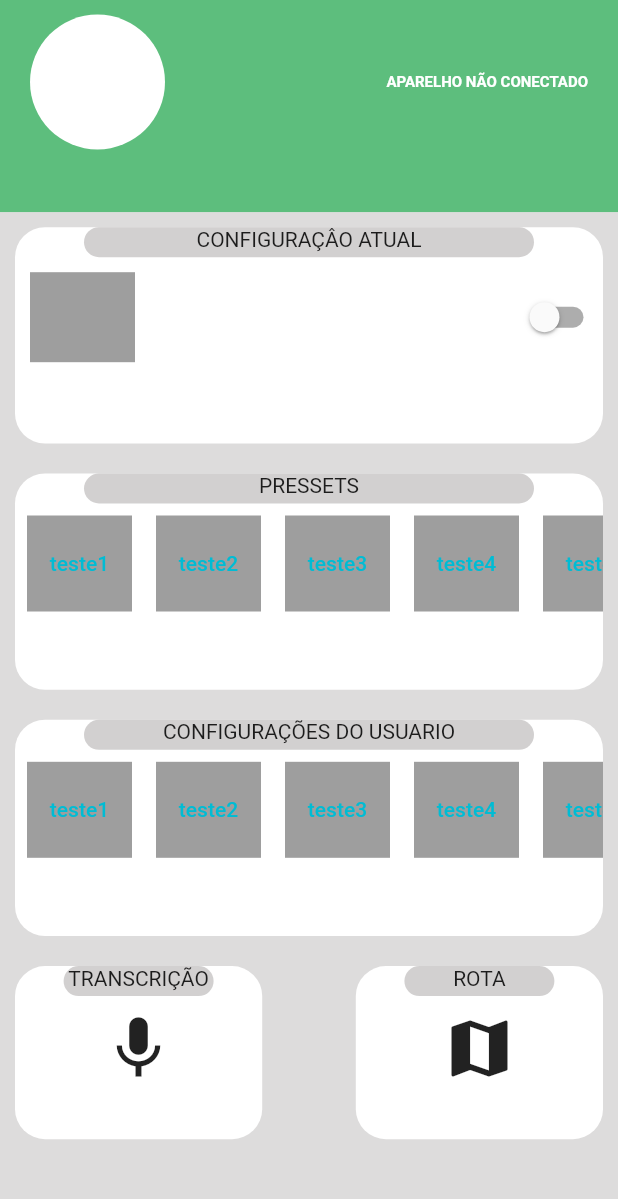
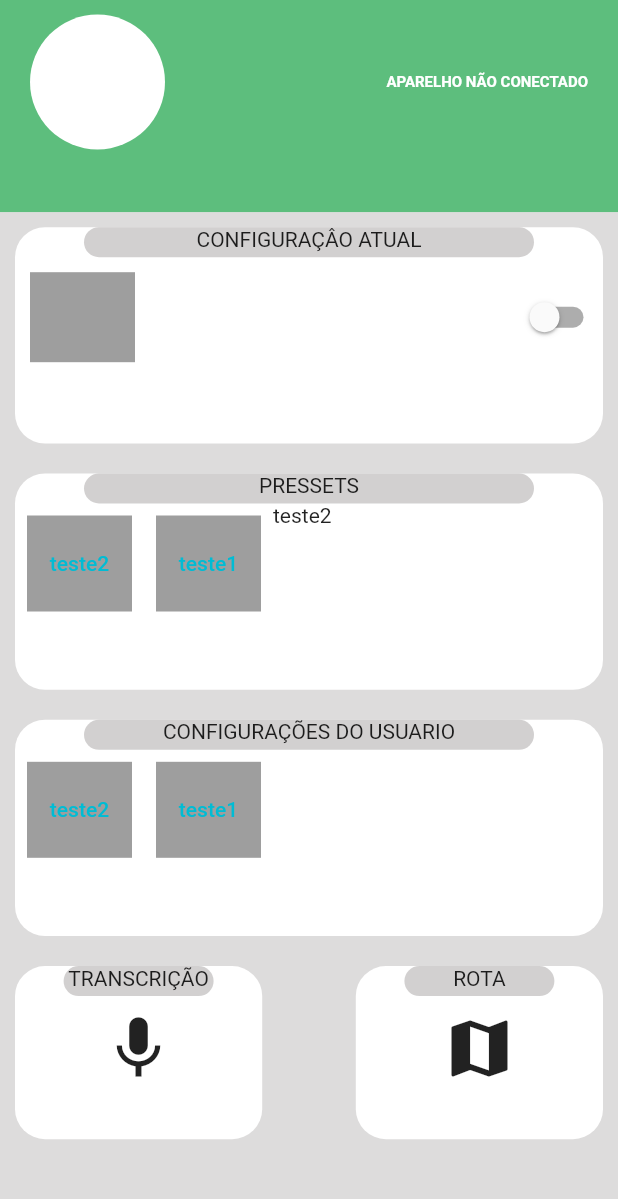
Before and after one commit to ViniDuarte1/UNIAUDI, a Flutter app: the HomePage screen opened by its route, after a tap on "teste2", on a phone screen of 412 x 824 dp, the part 35-1234 px from its top. Run offline on Flutter 3.47's test engine with Material 2 defaults, Android fonts, the phone set to English and light mode, and no system bars; our stand-ins replace get.

Commit message:
enviar selected para info

```diff
--- a/lib/components/option/listoption.dart
+++ b/lib/components/option/listoption.dart
@@ -1,9 +1,11 @@
 import 'package:flutter/material.dart';
+import 'package:uniaudi/modules/widgets/MyInfo/info.dart';
 
 class ListOption extends StatefulWidget {
-  const ListOption({super.key, required this.nome});
+  const ListOption({super.key, required this.nome, required this.callback});
+  final String nome;
+  final Function callback;
 
-  final String nome;
 
 
   @override
@@ -11,6 +13,8 @@ class ListOption extends StatefulWidget {
 }
 
 class _ListOptionState extends State<ListOption> {
+
+
   @override
   Widget build(BuildContext context) {
     return Padding(
@@ -21,7 +25,7 @@ class _ListOptionState extends State<ListOption> {
         color: Colors.grey,
         child: TextButton(
           onPressed: () {
-
+            widget.callback(widget.nome); // Chamada do callback.
           },
           child: Text(widget.nome),
         ),
--- a/lib/modules/widgets/MyInfo/info.dart
+++ b/lib/modules/widgets/MyInfo/info.dart
@@ -1,20 +1,22 @@
 import 'package:flutter/material.dart';
 
 class MyInfo extends StatefulWidget {
-  const MyInfo({super.key});
+  MyInfo({super.key,  this.nomeselecionado});
+
+  String? nomeselecionado;
+
 
   @override
   State<MyInfo> createState() => _MyInfoState();
 }
 
 class _MyInfoState extends State<MyInfo> {
-  bool isSwitched = false;
-  String? selectedOption;
+    bool isSwitched = false;
+
 
   @override
   Widget build(BuildContext context) {
-    return //TESTE DE BOTAO TBM
-        Padding(
+    return Padding(
       padding: const EdgeInsets.all(10),
       child: Container(
         height: MediaQuery.of(context).size.height * 0.7 * 0.25,
@@ -55,8 +57,8 @@ class _MyInfoState extends State<MyInfo> {
                         width: 70,
                         height: 60,
                         color: Colors.grey,
-                        child: Center(
-                          child: Text(selectedOption ?? ""),
+                         child: Center(
+                          child: Text(widget.nomeselecionado ?? ""),
                         ),
                       ),
                     )
--- a/lib/modules/widgets/MyList/MyList.dart
+++ b/lib/modules/widgets/MyList/MyList.dart
@@ -1,13 +1,21 @@
 import 'package:flutter/material.dart';
-import 'package:flutter/src/widgets/framework.dart';
-import 'package:flutter/src/widgets/placeholder.dart';
-
 import '../../../components/option/listoption.dart';
 
-class MyList extends StatelessWidget {
-  const MyList({super.key, required this.texttitle});
+
+class MyList extends StatefulWidget {
+  MyList({Key? key, required this.texttitle,}) : super(key: key);
 
   final String texttitle;
+
+
+
+  @override
+  State<MyList> createState() => _MyListState();
+}
+
+class _MyListState extends State<MyList> {
+  String stringASerMostradaNoSegundoWidget = '';
+
 
   @override
   Widget build(BuildContext context) {
@@ -34,7 +42,7 @@ class MyList extends StatelessWidget {
                     color: Color.fromARGB(153, 180, 177, 177),
                   ),
                   child: Text(
-                    texttitle,
+                    widget.texttitle,
                     textAlign: TextAlign.center,
                   ),
                 ),
@@ -45,25 +53,26 @@ class MyList extends StatelessWidget {
               height: 80,
               child: ListView(
                 scrollDirection: Axis.horizontal,
-                children: const [
+                children: [
+                  ListOption(
+                    nome: 'teste2',
+                    callback: (String nome) {
+                      setState(() {
+                        stringASerMostradaNoSegundoWidget = nome;
+
+                      });
+                    },
+                  ),
                   ListOption(
                     nome: 'teste1',
+                    callback: (String nome) {
+                      setState(() {
+                        stringASerMostradaNoSegundoWidget = nome;
+
+                      });
+                    },
                   ),
-                  ListOption(
-                    nome: 'teste2',
-                  ),
-                  ListOption(
-                    nome: 'teste3',
-                  ),
-                  ListOption(
-                    nome: 'teste4',
-                  ),
-                  ListOption(
-                    nome: 'teste5',
-                  ),
-                  ListOption(
-                    nome: 'teste6',
-                  ),
+                  Text(stringASerMostradaNoSegundoWidget), //text de teste
                 ],
               ),
             ),
```
Also changed, not shown: lib/home_page.dart (+6 -2 lines).
